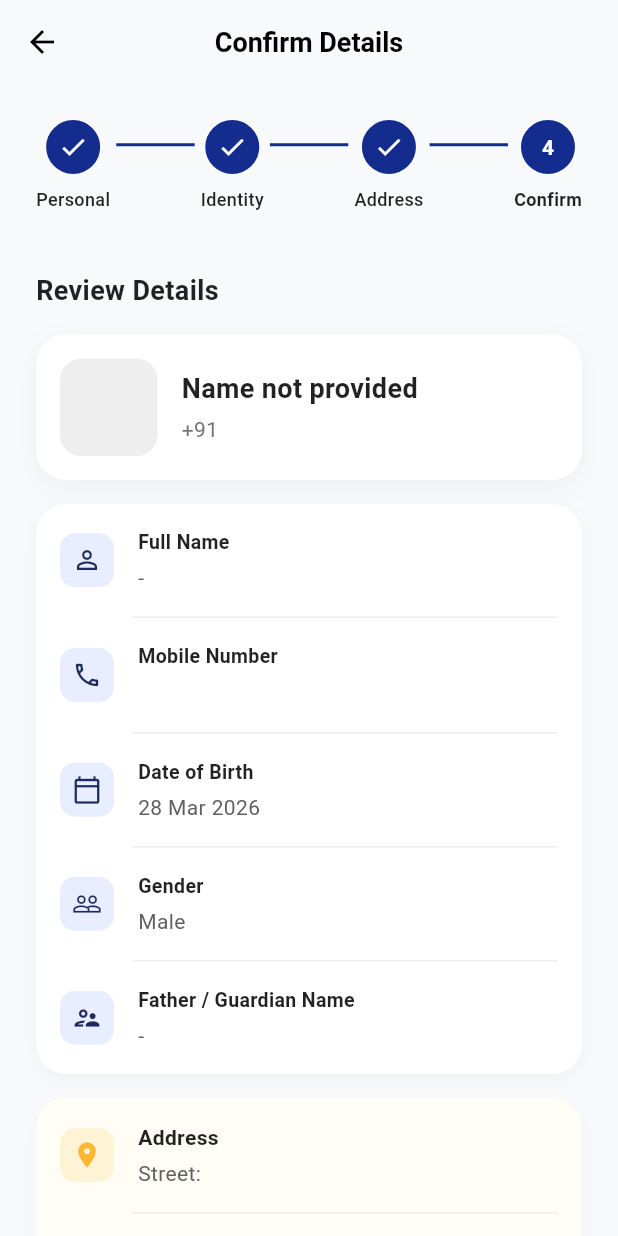
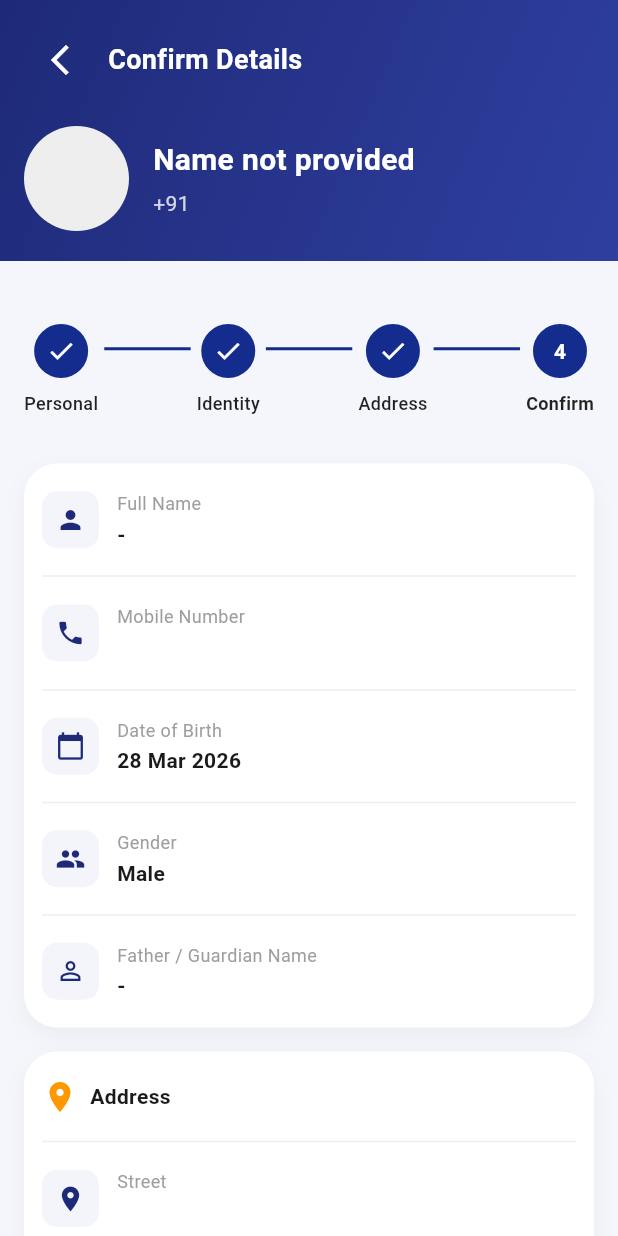
Before and after one commit to Mathanraj7601/Konnar-Political-App, a Flutter app: the RegistrationStep4ConfirmScreen screen opened directly with empty values, on a phone screen of 412 x 824 dp. Run offline on Flutter 3.47's test engine with Material 3 defaults, Android fonts, the phone set to English and light mode, and no system bars; our stand-ins replace dotted_border, file_picker, geocoding, geolocator, google_fonts, image_picker and 3 more; accounts and stored records are empty.

Commit message:
completed flow

```diff
--- a/lib/screens/otp_verification_screen.dart
+++ b/lib/screens/otp_verification_screen.dart
@@ -7,7 +7,7 @@ import '../models/registration_draft.dart';
 import '../models/registration_request.dart';
 import '../providers/auth_provider.dart';
 import '../providers/language_provider.dart';
-import 'member_card_screen.dart';
+import 'home_screen.dart';
 import 'registration_screen.dart';
 import 'registration_success_screen.dart';
 
@@ -115,7 +115,7 @@ class _OtpVerificationScreenState extends State<OtpVerificationScreen> {
           // --- LOGIN FLOW ---
           setState(() => _isVerifying = false);
           Navigator.of(context).pushAndRemoveUntil(
-            MaterialPageRoute(builder: (_) => const MemberCardScreen()),
+            MaterialPageRoute(builder: (_) => const HomeScreen()),
             (route) => false,
           );
         } else {
--- a/lib/screens/personal_info_screen.dart
+++ b/lib/screens/personal_info_screen.dart
@@ -30,6 +30,7 @@ class PersonalInfoScreen extends StatefulWidget {
 class _PersonalInfoScreenState extends State<PersonalInfoScreen> {
   final _formKey = GlobalKey<FormState>();
   late final TextEditingController _nameController;
+  late final TextEditingController _mobileController;
   final _dobController = TextEditingController();
   final _ageController = TextEditingController();
   final _imagePicker = ImagePicker();
@@ -53,6 +54,7 @@ class _PersonalInfoScreenState extends State<PersonalInfoScreen> {
   void initState() {
     super.initState();
     _nameController = TextEditingController(text: widget.initialName ?? '');
+    _mobileController = TextEditingController(text: widget.mobileNumber);
   }
 
   Future<void> _pickDob() async {
@@ -130,7 +132,7 @@ class _PersonalInfoScreenState extends State<PersonalInfoScreen> {
 
     final draft = RegistrationDraft(
       name: _nameController.text.trim(),
-      mobile: widget.mobileNumber,
+      mobile: _mobileController.text.trim(),
       dob: _selectedDob!,
       age: age,
       profileImagePath: _profileImagePath,
@@ -143,6 +145,7 @@ class _PersonalInfoScreenState extends State<PersonalInfoScreen> {
   @override
   void dispose() {
     _nameController.dispose();
+    _mobileController.dispose();
     _dobController.dispose();
     _ageController.dispose();
     super.dispose();
@@ -396,6 +399,25 @@ class _PersonalInfoScreenState extends State<PersonalInfoScreen> {
                       ),
                       const SizedBox(height: 16),
 
+                      _buildFieldLayout(
+                        isTamil ? "மொபைல் எண்" : "Mobile Number",
+                        TextFormField(
+                          controller: _mobileController,
+                          keyboardType: TextInputType.number,
+                          maxLength: 10,
+                          decoration: _inputDeco(Icons.phone).copyWith(counterText: ""),
+                          validator: (val) {
+                            final input = val?.trim() ?? "";
+                            if (input.isEmpty) return isTamil ? "தேவை" : "Required";
+                            if (!RegExp(r"^\d{10}$").hasMatch(input)) {
+                              return isTamil ? "சரியான எண்ணை உள்ளிடவும்" : "Invalid Number";
+                            }
+                            return null;
+                          },
+                        ),
+                      ),
+                      const SizedBox(height: 16),
+
                       Row(
                         children: [
                           Expanded(
--- a/lib/screens/registration_screen.dart
+++ b/lib/screens/registration_screen.dart
@@ -30,6 +30,7 @@ class RegistrationScreen extends StatefulWidget {
 class _RegistrationScreenState extends State<RegistrationScreen> {
   final _formKey = GlobalKey<FormState>();
   late final TextEditingController _nameController;
+  late final TextEditingController _mobileController;
   final _dobController = TextEditingController();
   final _ageController = TextEditingController();
   final _imagePicker = ImagePicker();
@@ -53,6 +54,7 @@ class _RegistrationScreenState extends State<RegistrationScreen> {
   void initState() {
     super.initState();
     _nameController = TextEditingController(text: widget.initialName ?? '');
+    _mobileController = TextEditingController(text: widget.mobileNumber ?? '');
   }
 
   Future<void> _pickDob() async {
@@ -130,7 +132,7 @@ class _RegistrationScreenState extends State<RegistrationScreen> {
 
     final draft = RegistrationDraft(
       name: _nameController.text.trim(),
-      mobile: widget.mobileNumber ?? '',
+      mobile: _mobileController.text.trim(),
       dob: _selectedDob!,
       age: age,
       gender: _selectedGender,
@@ -145,6 +147,7 @@ class _RegistrationScreenState extends State<RegistrationScreen> {
   @override
   void dispose() {
     _nameController.dispose();
+    _mobileController.dispose();
     _dobController.dispose();
     _ageController.dispose();
     super.dispose();
@@ -386,6 +389,25 @@ class _RegistrationScreenState extends State<RegistrationScreen> {
                       ),
                       const SizedBox(height: 16),
 
+                      _buildFieldLayout(
+                        isTamil ? "மொபைல் எண்" : "Mobile Number",
+                        TextFormField(
+                          controller: _mobileController,
+                          keyboardType: TextInputType.number,
+                          maxLength: 10,
+                          decoration: _inputDeco(Icons.phone).copyWith(counterText: ""),
+                          validator: (val) {
+                            final input = val?.trim() ?? "";
+                            if (input.isEmpty) return isTamil ? "தேவை" : "Required";
+                            if (!RegExp(r"^\d{10}$").hasMatch(input)) {
+                              return isTamil ? "சரியான எண்ணை உள்ளிடவும்" : "Invalid Number";
+                            }
+                            return null;
+                          },
+                        ),
+                      ),
+                      const SizedBox(height: 16),
+
                       Row(
                         children: [
                           Expanded(
--- a/lib/screens/registration_step4_confirm_screen.dart
+++ b/lib/screens/registration_step4_confirm_screen.dart
@@ -1,4 +1,5 @@
 import 'package:flutter/material.dart';
+import 'package:flutter/services.dart';
 import 'package:provider/provider.dart';
 
 import '../config/app_config.dart';
@@ -26,6 +27,14 @@ class _RegistrationStep4ConfirmScreenState extends State<RegistrationStep4Confir
 
   Future<void> _submitRegistration() async {
     final isTamil = context.read<LanguageProvider>().isTamil;
+
+    if (widget.draft.mobile.isEmpty) {
+      ScaffoldMessenger.of(context).showSnackBar(
+        SnackBar(content: Text(isTamil ? "மொபைல் எண் தேவை. முந்தைய திரைக்குச் சென்று உள்ளிடவும்." : "Mobile number is required. Please go back and enter it.")),
+      );
+      return;
+    }
+
     setState(() => _isSubmitting = true);
 
     final authProvider = context.read<AuthProvider>();
@@ -60,60 +69,69 @@ class _RegistrationStep4ConfirmScreenState extends State<RegistrationStep4Confir
     final draft = widget.draft;
     final isTamil = context.watch<LanguageProvider>().isTamil;
 
+    // Make status bar transparent for full blue header coverage
+    SystemChrome.setSystemUIOverlayStyle(const SystemUiOverlayStyle(
+      statusBarColor: Colors.transparent,
+      statusBarIconBrightness: Brightness.light,
+      systemNavigationBarColor: Color(0xFFF4F6FB),
+      systemNavigationBarDividerColor: Colors.transparent,
+      systemNavigationBarIconBrightness: Brightness.dark,
+    ));
+
     return Scaffold(
-      backgroundColor: const Color(0xFFF8F9FA),
-      appBar: AppBar(
-        backgroundColor: Colors.transparent,
-        elevation: 0,
-        title: Text(isTamil ? "விவரங்களை உறுதிப்படுத்தவும்" : "Confirm Details", style: const TextStyle(color: Colors.black, fontSize: 18, fontWeight: FontWeight.bold)),
-        centerTitle: true,
-        leading: IconButton(
-          icon: const Icon(Icons.arrow_back, color: Colors.black),
-          onPressed: () => Navigator.pop(context),
+      backgroundColor: const Color(0xFFF4F6FB),
+      body: SingleChildScrollView(
+        padding: EdgeInsets.zero,
+        child: Column(
+          children: [
+            // 🔷 BLUE HEADER CARD - FULL WIDTH
+            Container(
+              width: double.infinity,
+              padding: EdgeInsets.only(
+                top: MediaQuery.of(context).padding.top + 16,
+                left: 16,
+                right: 16,
+                bottom: 20,
+              ),
+              decoration: const BoxDecoration(
+                gradient: LinearGradient(
+                  colors: [Color(0xFF1E2A78), Color(0xFF2F3FA0)],
+                  begin: Alignment.topLeft,
+                  end: Alignment.bottomRight,
                 ),
               ),
-      body: SingleChildScrollView(
-        padding: const EdgeInsets.symmetric(horizontal: 24.0, vertical: 8.0),
               child: Column(
                 crossAxisAlignment: CrossAxisAlignment.start,
                 children: [
-            // --- STEPPER ---
-            CustomStepper(
-              currentStep: 3, // Step 4 active
-              onStepTapped: (index) {
-                if (index < 3) {
-                  int pops = 3 - index;
-                  for (int i = 0; i < pops; i++) {
-                    Navigator.of(context).pop();
-                  }
-                }
-              },
+                  // BACK BUTTON AND TITLE
+                  Row(
+                    children: [
+                      IconButton(
+                        icon: const Icon(Icons.arrow_back_ios_new, color: Colors.white),
+                        onPressed: () => Navigator.pop(context),
                       ),
-            const SizedBox(height: 24),
-
+                      const SizedBox(width: 8),
                       Text(
-              isTamil ? "மதிப்பாய்வு செய்க" : "Review Details",
-              style: const TextStyle(fontSize: 18, fontWeight: FontWeight.bold, color: Colors.black87),
+                        isTamil ? "விவரங்களை உறுதிப்படுத்தவும்" : "Confirm Details",
+                        style: const TextStyle(
+                          color: Colors.white,
+                          fontSize: 18,
+                          fontWeight: FontWeight.w600,
                         ),
-            const SizedBox(height: 16),
-
-            // --- HEADER PROFILE CARD ---
-            Container(
-              padding: const EdgeInsets.all(16),
-              decoration: BoxDecoration(
-                color: Colors.white,
-                borderRadius: BorderRadius.circular(20),
-                boxShadow: [
-                  BoxShadow(color: Colors.black.withOpacity(0.04), blurRadius: 15, offset: const Offset(0, 5)),
+                      ),
                     ],
                   ),
-              child: Row(
+
+                  const SizedBox(height: 20),
+
+                  // PROFILE INFO
+                  Row(
                     children: [
                       Container(
-                    width: 65,
-                    height: 65,
+                        width: 70,
+                        height: 70,
                         decoration: BoxDecoration(
-                      borderRadius: BorderRadius.circular(14),
+                          shape: BoxShape.circle,
                           color: Colors.grey.shade200,
                           image: DecorationImage(
                             image: draft.profileImageBytes != null
@@ -130,159 +148,193 @@ class _RegistrationStep4ConfirmScreenState extends State<RegistrationStep4Confir
                           children: [
                             Text(
                               draft.name.isNotEmpty ? draft.name : (isTamil ? "பெயர் இல்லை" : "Name not provided"),
-                          style: const TextStyle(fontSize: 18, fontWeight: FontWeight.bold, color: Colors.black87),
+                              style: const TextStyle(
+                                color: Colors.white,
+                                fontSize: 20,
+                                fontWeight: FontWeight.bold,
+                              ),
                             ),
                             const SizedBox(height: 4),
                             Text(
                               "+91 ${draft.mobile}",
-                          style: TextStyle(fontSize: 14, color: Colors.grey.shade600),
+                              style: TextStyle(
+                                color: Colors.white.withOpacity(0.8),
+                                fontSize: 14,
+                              ),
                             ),
                           ],
                         ),
                       ),
                     ],
                   ),
+                ],
+              ),
+            ),
+
+            // WHITE CONTENT AREA
+            Container(
+              width: double.infinity,
+              decoration: BoxDecoration(
+                color: const Color(0xFFF4F6FB),
+                borderRadius: const BorderRadius.only(
+                  topLeft: Radius.circular(30),
+                  topRight: Radius.circular(30),
+                ),
+              ),
+              padding: const EdgeInsets.all(16),
+              child: Column(
+                children: [
+                  const SizedBox(height: 10),
+
+                  // --- STEPPER ---
+                  CustomStepper(
+                    currentStep: 3, // Step 4 active
+                    onStepTapped: (index) {
+                      if (index < 3) {
+                        int pops = 3 - index;
+                        for (int i = 0; i < pops; i++) {
+                          Navigator.of(context).pop();
+                        }
+                      }
+                    },
                   ),
                   const SizedBox(height: 16),
 
-            // --- PERSONAL DETAILS CARD ---
-            Container(
-              decoration: BoxDecoration(
-                color: Colors.white,
-                borderRadius: BorderRadius.circular(20),
-                boxShadow: [
-                  BoxShadow(color: Colors.black.withOpacity(0.03), blurRadius: 10, offset: const Offset(0, 4)),
+                  _baseCard(
+                    children: [
+                      _row(Icons.person, isTamil ? "முழு பெயர்" : "Full Name", draft.name.isNotEmpty ? draft.name : "-"),
+                      _divider(),
+                      _row(Icons.phone, isTamil ? "மொபைல் எண்" : "Mobile Number", draft.mobile),
+                      _divider(),
+                      _row(Icons.calendar_today, isTamil ? "பிறந்த தேதி" : "Date of Birth", draft.dob != null ? formatDateLong(draft.dob!) : "-"),
+                      _divider(),
+                      _row(Icons.people, isTamil ? "பாலினம்" : "Gender", draft.gender ?? "-"),
+                      _divider(),
+                      _row(Icons.person_outline, isTamil ? "தந்தை / பாதுகாவலர் பெயர்" : "Father / Guardian Name", (draft.fatherName?.isNotEmpty ?? false) ? draft.fatherName! : "-"),
                     ],
                   ),
-              child: Column(
+
+                  const SizedBox(height: 16),
+
+                  _baseCard(
                     children: [
-                  _buildDetailRow(
-                    icon: Icons.person_outline,
-                    title: isTamil ? "முழு பெயர்" : "Full Name",
-                    value: draft.name.isNotEmpty ? draft.name : "-",
+                      _sectionTitle(Icons.location_on, isTamil ? "முகவரி" : "Address"),
+                      _divider(),
+                      _row(Icons.location_on, isTamil ? "தெரு" : "Street", draft.street ?? "-"),
+                      _divider(),
+                      _row(Icons.home, isTamil ? "கதவு எண்" : "Door No", draft.doorNumber ?? "-"),
+                      _divider(),
+                      _row(Icons.location_city, isTamil ? "கிராமம்/நகரம்" : "City / Village", draft.village ?? "-"),
+                      _divider(),
+                      _row(Icons.map, isTamil ? "மாவட்டம்" : "District", draft.district ?? "-"),
+                      _divider(),
+                      _row(Icons.place, isTamil ? "தொகுதி" : "Constituency", draft.constituency ?? "-"),
+                    ],
                   ),
-                  _buildDetailRow(
-                    icon: Icons.phone_outlined,
-                    title: isTamil ? "மொபைல் எண்" : "Mobile Number",
-                    value: draft.mobile,
-                  ),
-                  _buildDetailRow(
-                    icon: Icons.calendar_today_outlined,
-                    title: isTamil ? "பிறந்த தேதி" : "Date of Birth",
-                    value: draft.dob != null ? formatDateLong(draft.dob!) : "-",
-                  ),
-                  _buildDetailRow(
-                    icon: Icons.people_outline,
-                    title: isTamil ? "பாலினம்" : "Gender",
-                    value: draft.gender ?? "-",
-                  ),
-                  _buildDetailRow(
-                    icon: Icons.supervisor_account_outlined,
-                    title: isTamil ? "தந்தை / பாதுகாவலர் பெயர்" : "Father / Guardian Name",
-                    value: (draft.fatherName?.isNotEmpty ?? false) ? draft.fatherName! : "-",
-                    showDivider: false,
-                  ),
+
+                  const SizedBox(height: 24),
+
+                  _button(isTamil),
+
+                  const SizedBox(height: 20), // bottom safe spacing
                 ],
               ),
             ),
-            const SizedBox(height: 16),
-
-            // --- ADDRESS DETAILS CARD ---
-            Container(
-              decoration: BoxDecoration(
-                color: const Color(0xFFFFFDF5), // Slight cream/yellow tint
-                borderRadius: BorderRadius.circular(20),
-                boxShadow: [
-                  BoxShadow(color: Colors.black.withOpacity(0.03), blurRadius: 10, offset: const Offset(0, 4)),
-                ],
-              ),
-              child: Column(
-                children: [
-                  _buildAddressRow(
-                    icon: Icons.location_on,
-                    iconBgColor: const Color(0xFFFFF3D6),
-                    iconColor: const Color(0xFFFFB732),
-                    title: isTamil ? "முகவரி" : "Address",
-                    subtitle: "${isTamil ? "தெரு" : "Street"}: ${draft.street ?? '-'}",
-                  ),
-                  _buildAddressRow(
-                    icon: Icons.home_work_outlined,
-                    title: "${isTamil ? "கதவு எண்" : "Door No"}: ${draft.doorNumber ?? '-'}",
-                    subtitle: "${isTamil ? "கிராமம்/நகரம்" : "City / Village"}: ${draft.village ?? '-'}\n${isTamil ? "அஞ்சல் குறியீடு" : "Pincode"}: ${draft.pincode ?? '-'}",
-                  ),
-                  _buildAddressRow(
-                    icon: Icons.location_city_outlined,
-                    title: "${isTamil ? "மாவட்டம்" : "District"}: ${draft.district ?? '-'}",
-                    subtitle: "${isTamil ? "தொகுதி" : "Constituency"}: ${draft.constituency ?? '-'}",
-                    showDivider: false,
-                  ),
-                ],
-              ),
-            ),
-            const SizedBox(height: 32),
-
-            // --- SUBMIT BUTTON ---
-            SizedBox(
-              width: double.infinity,
-              height: 56,
-              child: ElevatedButton(
-                style: ElevatedButton.styleFrom(
-                  backgroundColor: const Color(0xFF1E2A5D), // Deep Blue matching the "Edit Profile" style
-                  shape: RoundedRectangleBorder(borderRadius: BorderRadius.circular(28)),
-                  elevation: 4,
-                  shadowColor: const Color(0xFF1E2A5D).withOpacity(0.4),
-                ),
-                onPressed: _isSubmitting ? null : _submitRegistration,
-                child: _isSubmitting
-                    ? const CircularProgressIndicator(color: Colors.white)
-                    : Text(
-                        isTamil ? "உறுதிசெய்து OTP அனுப்பு" : "Send OTP & Register",
-                        style: const TextStyle(color: Colors.white, fontSize: 16, fontWeight: FontWeight.bold),
-                      ),
-              ),
-            ),
-            const SizedBox(height: 40),
           ],
         ),
       ),
     );
   }
 
-  // --- REUSABLE ROW WIDGET FOR PERSONAL DETAILS ---
-  Widget _buildDetailRow({required IconData icon, required String title, required String value, bool showDivider = true}) {
-    return Column(
-      children: [
-        Padding(
-          padding: const EdgeInsets.symmetric(horizontal: 16.0, vertical: 16.0),
+  Widget _baseCard({required List<Widget> children}) {
+    return Container(
+      padding: const EdgeInsets.symmetric(vertical: 8),
+      decoration: BoxDecoration(
+        color: Colors.white,
+        borderRadius: BorderRadius.circular(22),
+        boxShadow: [
+          BoxShadow(
+            color: Colors.black.withOpacity(0.04),
+            blurRadius: 12,
+            offset: const Offset(0, 6),
+          ),
+        ],
+      ),
+      child: Column(children: children),
+    );
+  }
+
+  Widget _row(IconData icon, String label, String value) {
+    return Padding(
+      padding: const EdgeInsets.symmetric(horizontal: 12, vertical: 10),
       child: Row(
         children: [
-              Container(padding: const EdgeInsets.all(8), decoration: BoxDecoration(color: const Color(0xFFE8EEFF), borderRadius: BorderRadius.circular(10)), child: Icon(icon, color: const Color(0xFF1E2A5D), size: 20)),
-              const SizedBox(width: 16),
-              Expanded(child: Column(crossAxisAlignment: CrossAxisAlignment.start, children: [Text(title, style: const TextStyle(fontSize: 13, fontWeight: FontWeight.bold, color: Colors.black87)), const SizedBox(height: 4), Text(value, style: TextStyle(fontSize: 14, color: Colors.grey.shade700))])),
+          Container(
+            width: 38,
+            height: 38,
+            decoration: BoxDecoration(
+              color: const Color(0xFFF3F5FA),
+              borderRadius: BorderRadius.circular(10),
+            ),
+            child: Icon(icon, color: const Color(0xFF1E2A78), size: 20),
+          ),
+          const SizedBox(width: 12),
+          Expanded(
+            child: Column(
+              crossAxisAlignment: CrossAxisAlignment.start,
+              children: [
+                Text(label, style: const TextStyle(fontSize: 12, color: Colors.grey)),
+                const SizedBox(height: 2),
+                Text(value, style: const TextStyle(fontSize: 14, fontWeight: FontWeight.w600)),
               ],
             ),
           ),
-        if (showDivider) Divider(height: 1, thickness: 1, color: Colors.grey.shade200, indent: 64, endIndent: 16),
         ],
+      ),
     );
   }
 
-  // --- REUSABLE ROW WIDGET FOR ADDRESS DETAILS ---
-  Widget _buildAddressRow({required IconData icon, required String title, required String subtitle, Color iconColor = const Color(0xFF1E2A5D), Color iconBgColor = const Color(0xFFE8EEFF), bool showDivider = true}) {
-    return Column(
-      children: [
-        Padding(
-          padding: const EdgeInsets.symmetric(horizontal: 16.0, vertical: 16.0),
+  Widget _divider() {
+    return Padding(
+      padding: const EdgeInsets.symmetric(horizontal: 12),
+      child: Divider(color: Colors.grey.shade200),
+    );
+  }
+
+  Widget _sectionTitle(IconData icon, String title) {
+    return Padding(
+      padding: const EdgeInsets.symmetric(horizontal: 12, vertical: 10),
       child: Row(
         children: [
-              Container(padding: const EdgeInsets.all(8), decoration: BoxDecoration(color: iconBgColor, borderRadius: BorderRadius.circular(10)), child: Icon(icon, color: iconColor, size: 20)),
-              const SizedBox(width: 16),
-              Expanded(child: Column(crossAxisAlignment: CrossAxisAlignment.start, children: [Text(title, style: const TextStyle(fontSize: 14, fontWeight: FontWeight.bold, color: Colors.black87)), const SizedBox(height: 4), Text(subtitle, style: TextStyle(fontSize: 14, color: Colors.grey.shade700))])),
+          Icon(icon, color: Colors.orange),
+          const SizedBox(width: 8),
+          Text(title, style: const TextStyle(fontWeight: FontWeight.w600, fontSize: 14)),
         ],
       ),
+    );
+  }
+
+  Widget _button(bool isTamil) {
+    return InkWell(
+      onTap: _isSubmitting ? null : _submitRegistration,
+      borderRadius: BorderRadius.circular(30),
+      child: Container(
+        height: 55,
+        width: double.infinity,
+        decoration: BoxDecoration(
+          gradient: const LinearGradient(
+            colors: [Color(0xFF1E2A78), Color(0xFF2F3FA0)],
           ),
-        if (showDivider) Divider(height: 1, thickness: 1, color: Colors.grey.shade200, indent: 64, endIndent: 16),
-      ],
+          borderRadius: BorderRadius.circular(30),
+        ),
+        alignment: Alignment.center,
+        child: _isSubmitting
+          ? const CircularProgressIndicator(color: Colors.white)
+          : Text(
+              isTamil ? "உறுதிசெய்து OTP அனுப்பு" : "Send OTP & Register",
+              style: const TextStyle(color: Colors.white, fontWeight: FontWeight.w600, fontSize: 16),
+            ),
+      ),
     );
   }
 }
```
Lines whose indentation alone changed are shown as unchanged.
